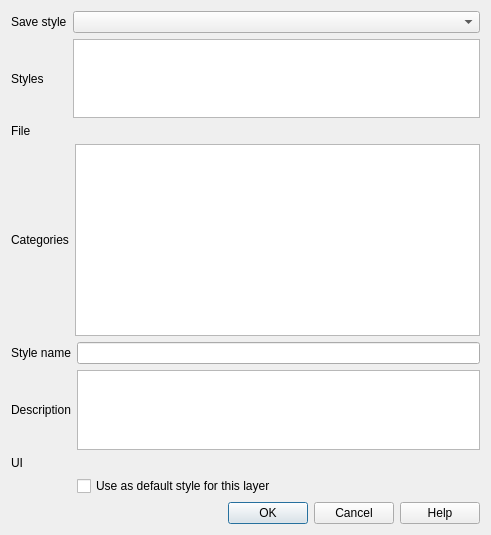
Before: the Qt Designer form src/ui/qgsvectorlayersavestyledialog.ui in nextgis/nextgisqgis, drawn with Qt 5.
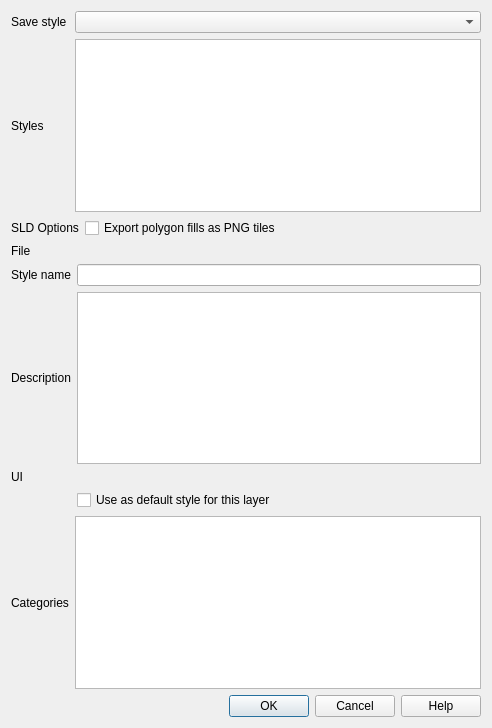
After: the same form once the commit is applied. Custom widgets are drawn as their Qt base class.

What changed in the file:
```diff
--- a/src/ui/qgsvectorlayersavestyledialog.ui
+++ b/src/ui/qgsvectorlayersavestyledialog.ui
@@ -6,8 +6,8 @@
    <rect>
     <x>0</x>
     <y>0</y>
-    <width>491</width>
-    <height>535</height>
+    <width>492</width>
+    <height>728</height>
    </rect>
   </property>
   <property name="windowTitle">
@@ -21,7 +21,72 @@
      </property>
     </widget>
    </item>
-   <item row="3" column="0" colspan="2">
+   <item row="0" column="1">
+    <widget class="QComboBox" name="mStyleTypeComboBox">
+     <property name="sizePolicy">
+      <sizepolicy hsizetype="MinimumExpanding" vsizetype="Fixed">
+       <horstretch>0</horstretch>
+       <verstretch>0</verstretch>
+      </sizepolicy>
+     </property>
+    </widget>
+   </item>
+   <item row="1" column="0">
+    <widget class="QLabel" name="mStylesWidgetLabel">
+     <property name="text">
+      <string>Styles</string>
+     </property>
+    </widget>
+   </item>
+   <item row="1" column="1">
+    <widget class="QListWidget" name="mStylesWidget"/>
+   </item>
+   <item row="2" column="0" colspan="2">
+    <widget class="QWidget" name="mSaveToSldWidget" native="true">
+     <layout class="QFormLayout" name="formLayout">
+      <property name="leftMargin">
+       <number>0</number>
+      </property>
+      <property name="topMargin">
+       <number>0</number>
+      </property>
+      <property name="rightMargin">
+       <number>0</number>
+      </property>
+      <property name="bottomMargin">
+       <number>0</number>
+      </property>
+      <item row="0" column="0">
+       <widget class="QLabel" name="label">
+        <property name="text">
+         <string>SLD Options</string>
+        </property>
+       </widget>
+      </item>
+      <item row="0" column="1">
+       <widget class="QCheckBox" name="mSldExportPng">
+        <property name="toolTip">
+         <string>&lt;html&gt;&lt;head/&gt;&lt;body&gt;&lt;p&gt;Complex and rotated polygon fills are generally not supported by SLD. &lt;/p&gt;&lt;p&gt;By checking this option supported symbols will be exported as PNG tiles in the same directory of the SLD document and the SLD document will refer to the PNG images as external graphic symbols.&lt;/p&gt;&lt;p&gt;Note that not all symbols can be exported to PNG, if the symbol cannot be exported the default SLD export implementation will be used.&lt;/p&gt;&lt;/body&gt;&lt;/html&gt;</string>
+        </property>
+        <property name="text">
+         <string>Export polygon fills as PNG tiles</string>
+        </property>
+       </widget>
+      </item>
+     </layout>
+    </widget>
+   </item>
+   <item row="3" column="0">
+    <widget class="QLabel" name="mFileLabel">
+     <property name="text">
+      <string>File</string>
+     </property>
+    </widget>
+   </item>
+   <item row="3" column="1">
+    <widget class="QgsFileWidget" name="mFileWidget" native="true"/>
+   </item>
+   <item row="4" column="0" colspan="2">
     <widget class="QWidget" name="mSaveToDbWidget" native="true">
      <layout class="QGridLayout" name="gridLayout_3">
       <property name="leftMargin">
@@ -36,6 +101,20 @@
       <property name="bottomMargin">
        <number>0</number>
       </property>
+      <item row="2" column="1">
+       <widget class="QgsFileWidget" name="mDbStyleUIFileWidget" native="true">
+        <property name="toolTip">
+         <string>Optionally pick an input form for attribute editing (QT Designer UI format), it will be stored in the database</string>
+        </property>
+       </widget>
+      </item>
+      <item row="3" column="1">
+       <widget class="QCheckBox" name="mDbStyleUseAsDefault">
+        <property name="text">
+         <string>Use as default style for this layer</string>
+        </property>
+       </widget>
+      </item>
       <item row="0" column="0">
        <widget class="QLabel" name="nameLabel">
         <property name="text">
@@ -46,9 +125,6 @@
         </property>
        </widget>
       </item>
-      <item row="0" column="1">
-       <widget class="QLineEdit" name="mDbStyleNameEdit"/>
-      </item>
       <item row="1" column="0">
        <widget class="QLabel" name="descriptionLabel">
         <property name="text">
@@ -69,85 +145,30 @@
         </property>
        </widget>
       </item>
-      <item row="3" column="1">
-       <widget class="QCheckBox" name="mDbStyleUseAsDefault">
-        <property name="text">
-         <string>Use as default style for this layer</string>
-        </property>
-       </widget>
-      </item>
-      <item row="2" column="1">
-       <widget class="QgsFileWidget" name="mDbStyleUIFileWidget" native="true">
-        <property name="toolTip">
-         <string>Optionally pick an input form for attribute editing (QT Designer UI format), it will be stored in the database</string>
-        </property>
-       </widget>
-      </item>
-     </layout>
-    </widget>
-   </item>
-   <item row="0" column="1">
-    <widget class="QComboBox" name="mStyleTypeComboBox">
-     <property name="sizePolicy">
-      <sizepolicy hsizetype="MinimumExpanding" vsizetype="Fixed">
-       <horstretch>0</horstretch>
-       <verstretch>0</verstretch>
-      </sizepolicy>
-     </property>
-    </widget>
-   </item>
-   <item row="2" column="0" colspan="2">
-    <widget class="QWidget" name="mSaveToFileWidget" native="true">
-     <property name="sizePolicy">
-      <sizepolicy hsizetype="Preferred" vsizetype="MinimumExpanding">
-       <horstretch>0</horstretch>
-       <verstretch>0</verstretch>
-      </sizepolicy>
-     </property>
-     <layout class="QGridLayout" name="gridLayout_2">
-      <property name="leftMargin">
-       <number>0</number>
-      </property>
-      <property name="topMargin">
-       <number>0</number>
-      </property>
-      <property name="rightMargin">
-       <number>0</number>
-      </property>
-      <property name="bottomMargin">
-       <number>0</number>
-      </property>
-      <item row="2" column="0">
-       <widget class="QLabel" name="label_3">
-        <property name="text">
-         <string>Categories</string>
-        </property>
-       </widget>
-      </item>
-      <item row="0" column="0">
-       <widget class="QLabel" name="label">
-        <property name="text">
-         <string>File</string>
-        </property>
-       </widget>
-      </item>
-      <item row="2" column="1">
-       <widget class="QListView" name="mStyleCategoriesListView">
-        <property name="sizePolicy">
-         <sizepolicy hsizetype="Expanding" vsizetype="Expanding">
-          <horstretch>0</horstretch>
-          <verstretch>0</verstretch>
-         </sizepolicy>
-        </property>
-       </widget>
-      </item>
       <item row="0" column="1">
-       <widget class="QgsFileWidget" name="mFileWidget" native="true"/>
+       <widget class="QLineEdit" name="mDbStyleNameEdit"/>
       </item>
      </layout>
     </widget>
    </item>
-   <item row="4" column="0" colspan="2">
+   <item row="5" column="0">
+    <widget class="QLabel" name="label_3">
+     <property name="text">
+      <string>Categories</string>
+     </property>
+    </widget>
+   </item>
+   <item row="5" column="1">
+    <widget class="QListView" name="mStyleCategoriesListView">
+     <property name="sizePolicy">
+      <sizepolicy hsizetype="Expanding" vsizetype="Expanding">
+       <horstretch>0</horstretch>
+       <verstretch>0</verstretch>
+      </sizepolicy>
+     </property>
+    </widget>
+   </item>
+   <item row="6" column="0" colspan="2">
     <widget class="QDialogButtonBox" name="buttonBox">
      <property name="orientation">
       <enum>Qt::Horizontal</enum>
@@ -157,16 +178,6 @@
      </property>
     </widget>
    </item>
-   <item row="1" column="1">
-    <widget class="QListWidget" name="mStylesWidget"/>
-   </item>
-   <item row="1" column="0">
-    <widget class="QLabel" name="mStylesWidgetLabel">
-     <property name="text">
-      <string>Styles</string>
-     </property>
-    </widget>
-   </item>
   </layout>
  </widget>
  <customwidgets>
```
Left out of the diff: 1 changed line with no effect on the pictures.
